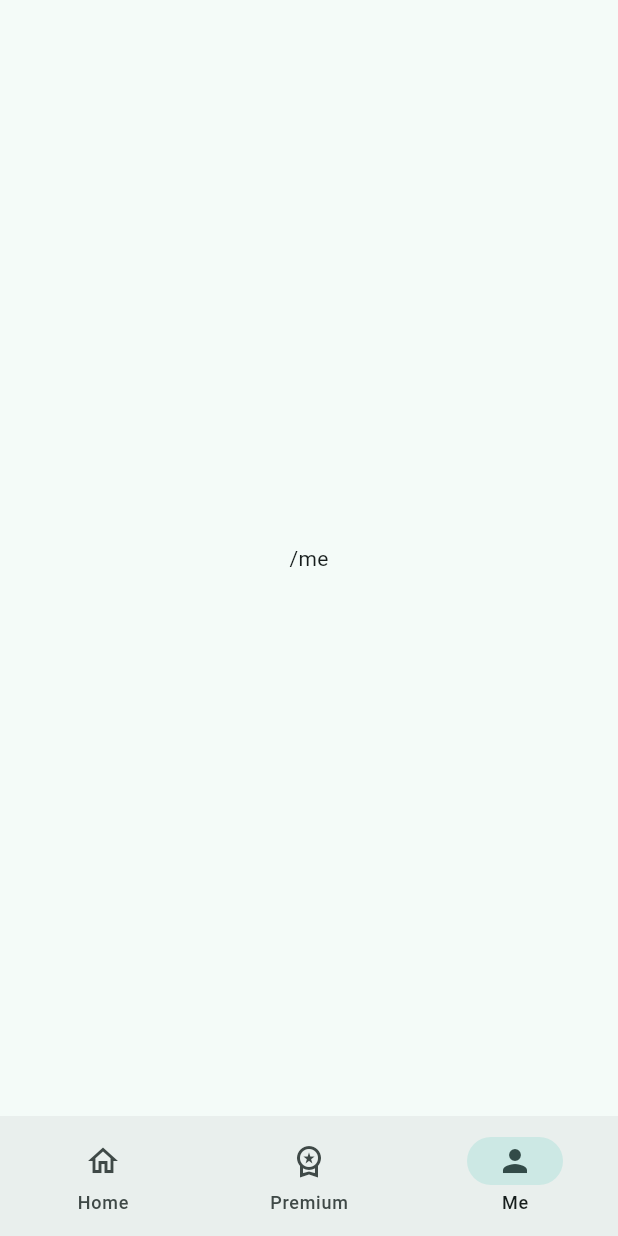
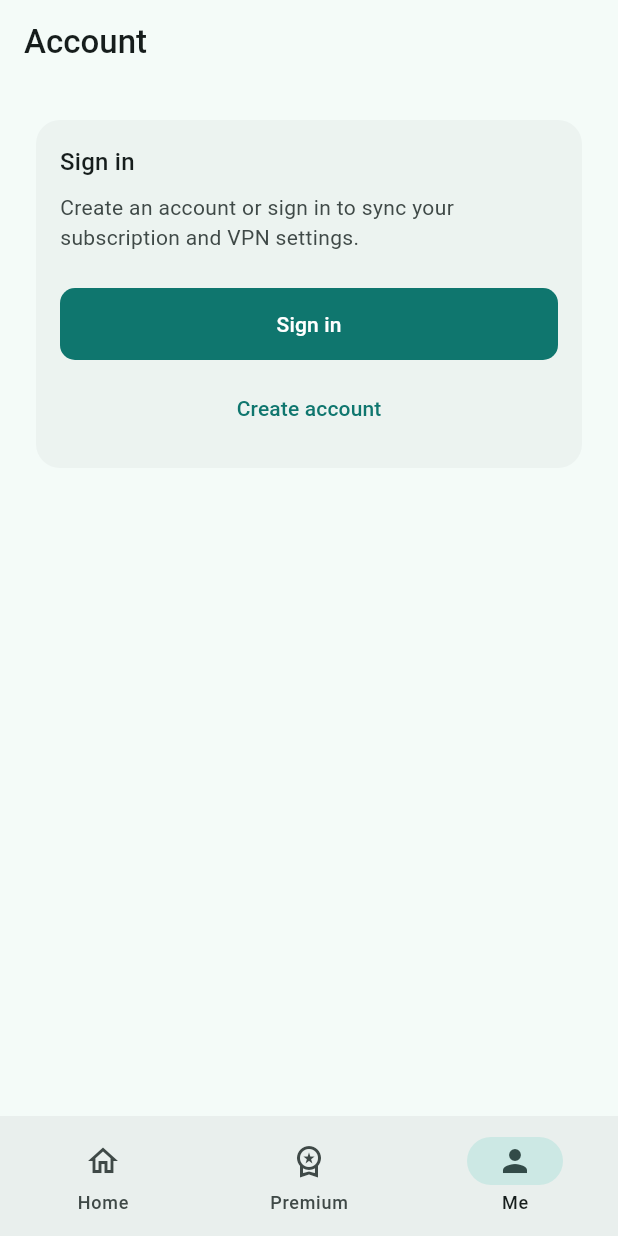
Before and after one commit to edgeproto/mira-vpn-app, a Flutter app: the screen it shows after launch, item 3 of the bottom bar chosen, on a phone screen of 412 x 824 dp. Run offline on Flutter 3.47's test engine with Material 3 defaults, Android fonts, the phone set to English and light mode, and no system bars; our stand-ins replace dio, flutter_riverpod, flutter_secure_storage, go_router.

Commit message:
feat(me): account screen
Add signed-out card with auth routes, signed-in profile with plan chip,
upgrade/restore/about/sign out actions, and widget tests. Replace loading
spinner with static text to avoid pumpAndSettle timeouts in tests.

Made-with: Cursor

```diff
--- a/lib/features/me/me_screen.dart
+++ b/lib/features/me/me_screen.dart
@@ -1,12 +1,175 @@
 import 'package:flutter/material.dart';
+import 'package:flutter_riverpod/flutter_riverpod.dart';
+import 'package:go_router/go_router.dart';
 
-class MeScreen extends StatelessWidget {
+import '../../core/api/models/user_dto.dart';
+import '../../core/theme/app_spacing.dart';
+import '../../core/theme/widgets/primary_button.dart';
+import '../../core/theme/widgets/section_card.dart';
+import '../auth/auth_controller.dart';
+
+class MeScreen extends ConsumerWidget {
   const MeScreen({super.key});
 
   @override
-  Widget build(BuildContext context) {
-    return const Center(
-      child: Text('/me'),
+  Widget build(BuildContext context, WidgetRef ref) {
+    final auth = ref.watch(authControllerProvider);
+
+    if (auth.isLoading && !auth.isSignedIn) {
+      return Scaffold(
+        appBar: AppBar(title: const Text('Account')),
+        body: const Center(child: Text('Loading…')),
+      );
+    }
+
+    if (!auth.isSignedIn) {
+      return Scaffold(
+        appBar: AppBar(title: const Text('Account')),
+        body: SafeArea(
+          child: ListView(
+            padding: const EdgeInsets.all(AppSpacing.lg),
+            children: [
+              SectionCard(
+                child: Column(
+                  crossAxisAlignment: CrossAxisAlignment.stretch,
+                  children: [
+                    Text(
+                      'Sign in',
+                      style: Theme.of(context).textTheme.titleMedium,
+                    ),
+                    const SizedBox(height: AppSpacing.sm),
+                    Text(
+                      'Create an account or sign in to sync your subscription and VPN settings.',
+                      style: Theme.of(context).textTheme.bodyMedium?.copyWith(
+                            color: Theme.of(context).colorScheme.onSurfaceVariant,
+                          ),
+                    ),
+                    const SizedBox(height: AppSpacing.lg),
+                    PrimaryButton(
+                      key: const Key('me-sign-in'),
+                      label: 'Sign in',
+                      onPressed: () => context.push('/auth/sign-in'),
+                    ),
+                    const SizedBox(height: AppSpacing.sm),
+                    TextButton(
+                      key: const Key('me-sign-up'),
+                      onPressed: () => context.push('/auth/sign-up'),
+                      child: const Text('Create account'),
+                    ),
+                  ],
+                ),
+              ),
+            ],
+          ),
+        ),
+      );
+    }
+
+    return Scaffold(
+      appBar: AppBar(title: const Text('Account')),
+      body: SafeArea(
+        child: ListView(
+          padding: const EdgeInsets.all(AppSpacing.lg),
+          children: [
+            _SignedInHeader(user: auth.user!),
+            const SizedBox(height: AppSpacing.lg),
+            OutlinedButton.icon(
+              key: const Key('me-upgrade'),
+              onPressed: () => context.go('/premium'),
+              icon: const Icon(Icons.workspace_premium_outlined),
+              label: const Text('Upgrade'),
+            ),
+            const SizedBox(height: AppSpacing.sm),
+            OutlinedButton.icon(
+              key: const Key('me-restore'),
+              onPressed: () {
+                ScaffoldMessenger.of(context).showSnackBar(
+                  const SnackBar(
+                    content: Text('Restore purchases will be available in a later update.'),
+                  ),
+                );
+              },
+              icon: const Icon(Icons.restore_outlined),
+              label: const Text('Restore'),
+            ),
+            const SizedBox(height: AppSpacing.sm),
+            OutlinedButton.icon(
+              key: const Key('me-about'),
+              onPressed: () => _showAbout(context),
+              icon: const Icon(Icons.info_outline),
+              label: const Text('About'),
+            ),
+            const SizedBox(height: AppSpacing.lg),
+            TextButton.icon(
+              key: const Key('me-sign-out'),
+              onPressed: () => _signOut(context, ref),
+              icon: const Icon(Icons.logout),
+              label: const Text('Sign out'),
+            ),
+          ],
+        ),
+      ),
+    );
+  }
+
+  Future<void> _signOut(BuildContext context, WidgetRef ref) async {
+    await ref.read(authControllerProvider.notifier).signOut();
+    if (!context.mounted) return;
+    context.go('/');
+  }
+
+  void _showAbout(BuildContext context) {
+    showAboutDialog(
+      context: context,
+      applicationName: 'Mira VPN',
+      applicationVersion: '1.0.0',
+      applicationLegalese: '© Mira VPN',
+      children: [
+        const Padding(
+          padding: EdgeInsets.only(top: AppSpacing.md),
+          child: Text(
+            'WireGuard client for Android. Phase 1 preview.',
+          ),
+        ),
+      ],
     );
   }
 }
+
+class _SignedInHeader extends StatelessWidget {
+  const _SignedInHeader({required this.user});
+
+  final UserDto user;
+
+  @override
+  Widget build(BuildContext context) {
+    final theme = Theme.of(context);
+    final plan = user.isPro ? 'Pro' : 'Free';
+
+    return SectionCard(
+      child: Column(
+        crossAxisAlignment: CrossAxisAlignment.start,
+        children: [
+          Text('Signed in', style: theme.textTheme.labelLarge),
+          const SizedBox(height: AppSpacing.sm),
+          SelectableText(
+            user.email,
+            style: theme.textTheme.titleMedium,
+          ),
+          const SizedBox(height: AppSpacing.md),
+          Row(
+            children: [
+              Text('Plan', style: theme.textTheme.bodyMedium),
+              const SizedBox(width: AppSpacing.sm),
+              Chip(
+                label: Text(plan),
+                visualDensity: VisualDensity.compact,
+                materialTapTargetSize: MaterialTapTargetSize.shrinkWrap,
+              ),
+            ],
+          ),
+        ],
+      ),
+    );
+  }
+}
```
Also changed, not shown: 2 other files.
